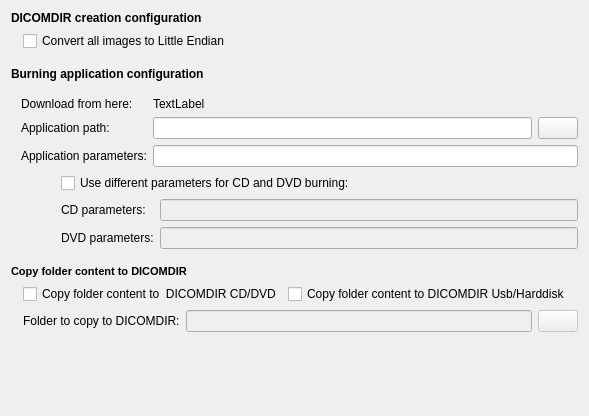
Above: starviewer/src/inputoutput/qdicomdirconfigurationscreenbase.ui from starviewer-medical/starviewer before the change. Below: the same form after it.
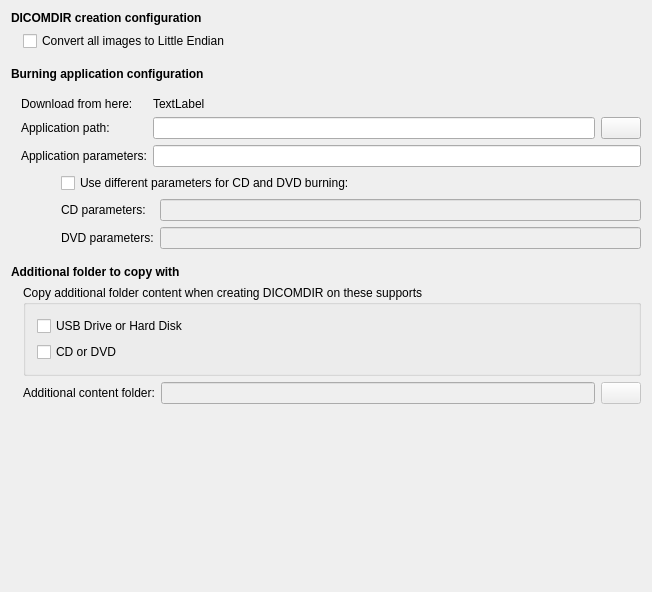
That is the form after the change. Icons and pictures are not drawn.

Commit message: ENH: Millorem la secció de contingut adicional per DICOMDIR. Millorem el layout i els textes

```diff
--- a/starviewer/src/inputoutput/qdicomdirconfigurationscreenbase.ui
+++ b/starviewer/src/inputoutput/qdicomdirconfigurationscreenbase.ui
@@ -6,8 +6,8 @@
    <rect>
     <x>0</x>
     <y>0</y>
-    <width>589</width>
-    <height>416</height>
+    <width>652</width>
+    <height>592</height>
    </rect>
   </property>
   <property name="sizePolicy">
@@ -278,12 +278,14 @@
    </item>
    <item row="6" column="0">
     <widget class="QLabel" name="label_3">
+     <property name="font">
+      <font>
+       <weight>75</weight>
+       <bold>true</bold>
+      </font>
+     </property>
      <property name="text">
-      <string>&lt;!DOCTYPE HTML PUBLIC &quot;-//W3C//DTD HTML 4.0//EN&quot; &quot;http://www.w3.org/TR/REC-html40/strict.dtd&quot;&gt;
-&lt;html&gt;&lt;head&gt;&lt;meta name=&quot;qrichtext&quot; content=&quot;1&quot; /&gt;&lt;style type=&quot;text/css&quot;&gt;
-p, li { white-space: pre-wrap; }
-&lt;/style&gt;&lt;/head&gt;&lt;body style=&quot; font-family:'MS Shell Dlg 2'; font-size:8.25pt; font-weight:400; font-style:normal;&quot;&gt;
-&lt;p style=&quot; margin-top:0px; margin-bottom:0px; margin-left:0px; margin-right:0px; -qt-block-indent:0; text-indent:0px;&quot;&gt;&lt;span style=&quot; font-size:8pt; font-weight:600;&quot;&gt;Copy folder content to DICOMDIR&lt;/span&gt;&lt;/p&gt;&lt;/body&gt;&lt;/html&gt;</string>
+      <string>Additional folder to copy with</string>
      </property>
     </widget>
    </item>
@@ -308,32 +310,34 @@
         </spacer>
        </item>
        <item>
-        <widget class="QCheckBox" name="m_checkBoxCopyFolderContentToDICOMDIRCdDvd">
-         <property name="text">
-          <string>Copy folder content to  DICOMDIR CD/DVD</string>
+        <widget class="QGroupBox" name="groupBox">
+         <property name="sizePolicy">
+          <sizepolicy hsizetype="Preferred" vsizetype="Preferred">
+           <horstretch>0</horstretch>
+           <verstretch>0</verstretch>
+          </sizepolicy>
          </property>
-        </widget>
-       </item>
-       <item>
-        <widget class="QCheckBox" name="m_checkBoxCopyFolderContentToDICOMDIRUsbHardDisk">
-         <property name="text">
-          <string>Copy folder content to DICOMDIR Usb/Harddisk</string>
+         <property name="title">
+          <string>Copy additional folder content when creating DICOMDIR on these supports</string>
          </property>
+         <layout class="QVBoxLayout" name="verticalLayout_2">
+          <item>
+           <widget class="QCheckBox" name="m_checkBoxCopyFolderContentToDICOMDIRUsbHardDisk">
+            <property name="text">
+             <string>USB Drive or Hard Disk</string>
+            </property>
+           </widget>
+          </item>
+          <item>
+           <widget class="QCheckBox" name="m_checkBoxCopyFolderContentToDICOMDIRCdDvd">
+            <property name="text">
+             <string>CD or DVD</string>
+            </property>
+           </widget>
+          </item>
+         </layout>
         </widget>
        </item>
-       <item>
-        <spacer name="horizontalSpacer_4">
-         <property name="orientation">
-          <enum>Qt::Horizontal</enum>
-         </property>
-         <property name="sizeHint" stdset="0">
-          <size>
-           <width>40</width>
-           <height>20</height>
-          </size>
-         </property>
-        </spacer>
-       </item>
       </layout>
      </item>
      <item>
@@ -369,7 +373,7 @@
           </size>
          </property>
          <property name="text">
-          <string>Folder to copy to DICOMDIR:</string>
+          <string>Additional content folder:</string>
          </property>
          <property name="textFormat">
           <enum>Qt::RichText</enum>
```
Left out of the diff: 66 changed lines with no effect on the pictures.
